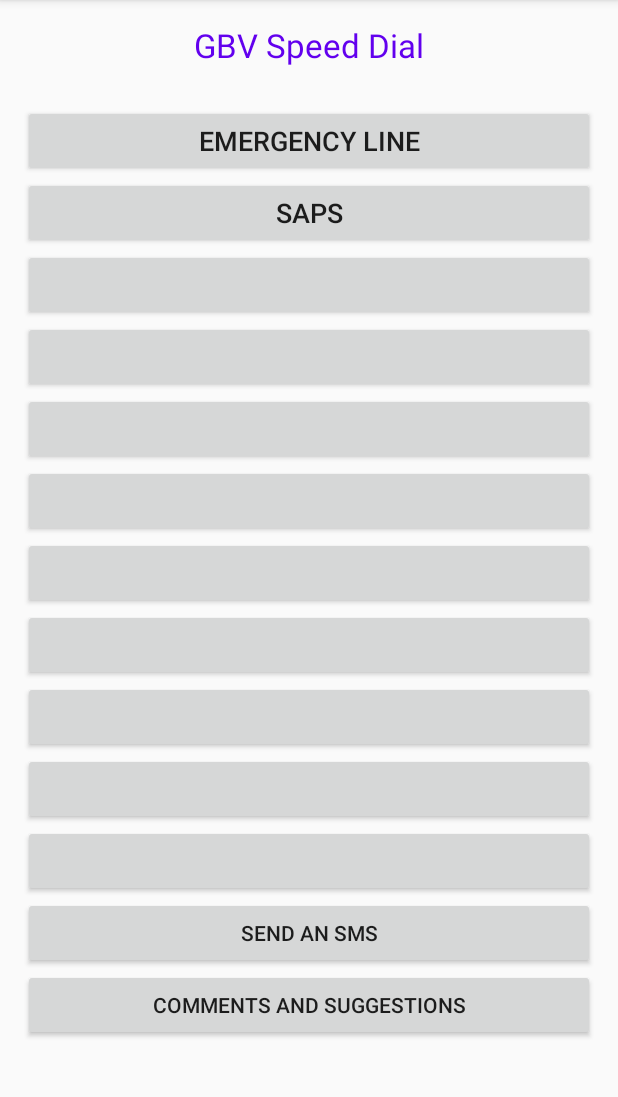
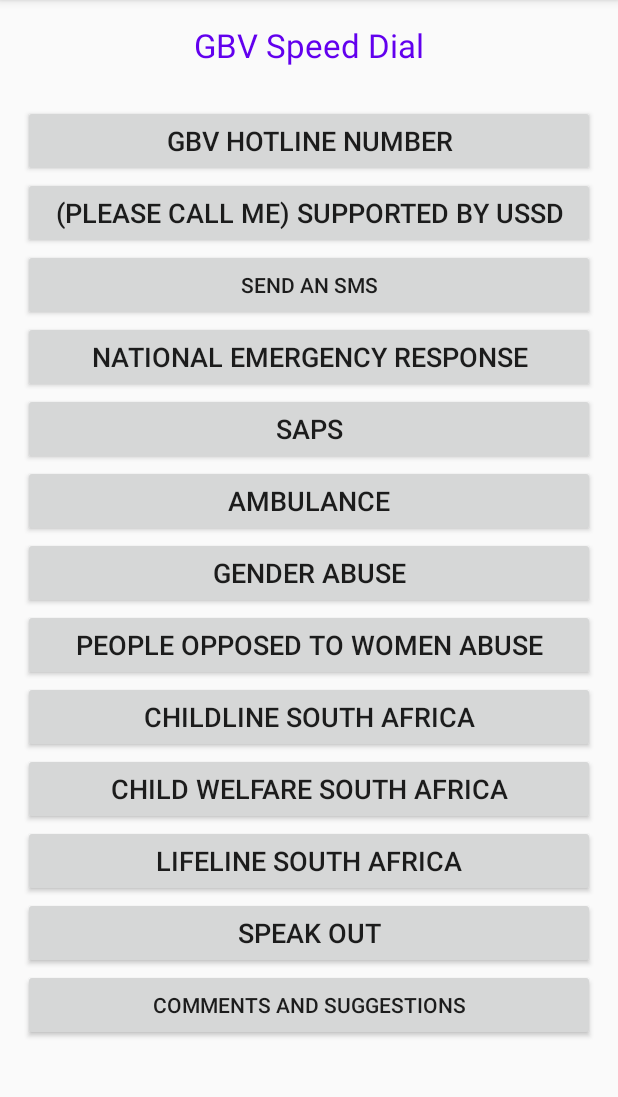
Before and after one commit to WisdomHove/Gender-Based-Violence-Speed-Dial-App, an Android app: the screen it shows after launch (MainActivity), on a phone screen of 412 x 824 dp, the part 84-1181 px from its top. Run offline under Robolectric (Android 15) with nearby library versions, the light colour scheme and no system bars.

Commit message:
Second Commit (Additional buttons and phone numbers, Icon launcher, Contact Us Form).

```diff
--- a/app/src/main/java/capenexis/co/za/gbvsms/MainActivity.java
+++ b/app/src/main/java/capenexis/co/za/gbvsms/MainActivity.java
@@ -11,7 +11,7 @@
 
 public class MainActivity extends AppCompatActivity implements OnClickListener {
 
-    private int entries = 6;
+    private int entries = 13;
     private String phoneNum[];
     private String buttonLabels[];
 
@@ -37,50 +37,40 @@
         button2.setOnClickListener(this);
 
         Button button3 = (Button)findViewById(R.id.button3);
-        button2.setText(buttonLabels[2]);
-        button2.setOnClickListener(this);
+        button3.setText(buttonLabels[2]);
+        button3.setOnClickListener(this);
 
         Button button4 = (Button)findViewById(R.id.button4);
-        button2.setText(buttonLabels[3]);
-        button2.setOnClickListener(this);
+        button4.setText(buttonLabels[3]);
+        button4.setOnClickListener(this);
 
         Button button5 = (Button)findViewById(R.id.button5);
-        button2.setText(buttonLabels[4]);
-        button2.setOnClickListener(this);
+        button5.setText(buttonLabels[4]);
+        button5.setOnClickListener(this);
 
         Button button6 = (Button)findViewById(R.id.button6);
-        button2.setText(buttonLabels[5]);
-        button2.setOnClickListener(this);
+        button6.setText(buttonLabels[5]);
+        button6.setOnClickListener(this);
 
         Button button7 = (Button)findViewById(R.id.button7);
-        button2.setText(buttonLabels[6]);
-        button2.setOnClickListener(this);
+        button7.setText(buttonLabels[6]);
+        button7.setOnClickListener(this);
 
         Button button8 = (Button)findViewById(R.id.button8);
-        button2.setText(buttonLabels[7]);
-        button2.setOnClickListener(this);
+        button8.setText(buttonLabels[7]);
+        button8.setOnClickListener(this);
 
         Button button9 = (Button)findViewById(R.id.button9);
-        button2.setText(buttonLabels[8]);
-        button2.setOnClickListener(this);
+        button9.setText(buttonLabels[8]);
+        button9.setOnClickListener(this);
 
         Button button10 = (Button)findViewById(R.id.button10);
-        button2.setText(buttonLabels[9]);
-        button2.setOnClickListener(this);
+        button10.setText(buttonLabels[9]);
+        button10.setOnClickListener(this);
 
         Button button11 = (Button)findViewById(R.id.button11);
-        button2.setText(buttonLabels[10]);
-        button2.setOnClickListener(this);
-
-        Button button12 = (Button)findViewById(R.id.button12);
-        button2.setText(buttonLabels[11]);
-        button2.setOnClickListener(this);
-
-        Button button13 = (Button)findViewById(R.id.button13);
-        button2.setText(buttonLabels[12]);
-        button2.setOnClickListener(this);
-
-
+        button11.setText(buttonLabels[10]);
+        button11.setOnClickListener(this);
 
     }
 
@@ -103,31 +93,30 @@
 
         phoneNum[0] = "080-042-8428";
         phoneNum[1] = "*120*7867#";
-        phoneNum[2] = "315-31";
-        phoneNum[4] = "999-000-0004";
-        phoneNum[5] = "999-000-0004";
-        phoneNum[6] = "999-000-0004";
-        phoneNum[7] = "999-000-0004";
-        phoneNum[8] = "999-000-0004";
-        phoneNum[9] = "999-000-0004";
-        phoneNum[10] = "999-000-0004";
-        phoneNum[11] = "999-000-0004";
+        phoneNum[2] = "101-77";
+        phoneNum[3] = "101-11";
+        phoneNum[4] = "101-77";
+        phoneNum[5] = "080-015-0150";
+        phoneNum[6] = "081-383-7698";
+        phoneNum[7] = "011-452-4110";
+        phoneNum[8] = "011-452-4110";
+        phoneNum[9] = "082-231-0805";
+        phoneNum[10] = "086-563-3754";
 
 
-        buttonLabels[0] = "EMERGENCY LINE";
+
+        buttonLabels[0] = "GBV HOTLINE NUMBER";
         buttonLabels[1] = "(PLEASE CALL ME) supported by USSD";
-        buttonLabels[2] = "SMS 'HELP' ";
-        buttonLabels[3] = "COMMENTS & SUGGESTIONS";
-        buttonLabels[4] = "NATIONAL EMERGENCY RESPONSE";
-        buttonLabels[5] = "SAPS";
-        buttonLabels[6] = "AMBULANCE";
-        buttonLabels[7] = "GENDER ABUSE";
-        buttonLabels[8] = "PEOPLE OPPOSED TO WOMEN ABUSE";
-        buttonLabels[9] = "CHILDLINE SOUTH AFRICA";
-        buttonLabels[10] = "CHILD WELFARE SOUTH AFRICA";
-        buttonLabels[11] = "LIFELINE SOUTH AFRICA";
-        buttonLabels[12] = "SPEAK OUT";
-        buttonLabels[13] = "LIFELINE SOUTH AFRICA";
+        buttonLabels[2] = "NATIONAL EMERGENCY RESPONSE";
+        buttonLabels[3] = "SAPS";
+        buttonLabels[4] = "AMBULANCE";
+        buttonLabels[5] = "GENDER ABUSE";
+        buttonLabels[6] = "PEOPLE OPPOSED TO WOMEN ABUSE";
+        buttonLabels[7] = "CHILDLINE SOUTH AFRICA";
+        buttonLabels[8] = "CHILD WELFARE SOUTH AFRICA";
+        buttonLabels[9] = "LIFELINE SOUTH AFRICA";
+        buttonLabels[10] = "SPEAK OUT";
+
     }
 
     public void launchSMS(View view)
@@ -158,6 +147,42 @@
                 launchDialer(phoneNum[1]);
                 break;
 
+            case R.id.button3:
+                launchDialer(phoneNum[2]);
+                break;
+
+            case R.id.button4:
+                launchDialer(phoneNum[3]);
+                break;
+
+            case R.id.button5:
+                launchDialer(phoneNum[4]);
+                break;
+
+            case R.id.button6:
+                launchDialer(phoneNum[5]);
+                break;
+
+            case R.id.button7:
+                launchDialer(phoneNum[6]);
+                break;
+
+            case R.id.button8:
+                launchDialer(phoneNum[7]);
+                break;
+
+            case R.id.button9:
+                launchDialer(phoneNum[8]);
+                break;
+
+            case R.id.button10:
+                launchDialer(phoneNum[9]);
+                break;
+
+            case R.id.button11:
+                launchDialer(phoneNum[10]);
+                break;
+
         }
     }
 }
--- a/app/src/main/res/layout/activity_main.xml
+++ b/app/src/main/res/layout/activity_main.xml
@@ -25,6 +25,14 @@
         android:layout_width="fill_parent"
         android:layout_height="wrap_content"
         android:textSize="18sp" />
+
+    <Button
+        android:id="@+id/launchSMS"
+        android:layout_width="match_parent"
+        android:layout_height="wrap_content"
+        android:layout_gravity="center_horizontal"
+        android:onClick="launchSMS"
+        android:text="Send an SMS" />
 
     <Button
         android:id="@+id/button3"
@@ -81,24 +89,11 @@
         android:textSize="18sp" />
 
     <Button
-        android:id="@+id/launchSMS"
-        android:layout_width="match_parent"
-        android:layout_height="wrap_content"
-        android:layout_gravity="center_horizontal"
-        android:onClick="launchSMS"
-        android:text="Send an SMS" />
-
-    <Button
         android:id="@+id/btnGo"
         android:layout_width="fill_parent"
         android:layout_height="wrap_content"
         android:text="Comments and Suggestions"
         android:onClick="btnGoHandler" />
 
-    <ListView
-        android:id="@+id/listview"
-        android:layout_width="match_parent"
-        android:layout_height="match_parent" />
-
 
 </LinearLayout>
```
Also changed, not shown: app/src/main/ic_launcher-playstore.png, app/src/main/res/mipmap-hdpi/ic_launcher.png, app/src/main/res/mipmap-hdpi/ic_launcher_foreground.png, app/src/main/res/mipmap-hdpi/ic_launcher_round.png, app/src/main/res/mipmap-mdpi/ic_launcher.png, app/src/main/res/mipmap-mdpi/ic_launcher_foreground.png, app/src/main/res/mipmap-mdpi/ic_launcher_round.png, app/src/main/res/mipmap-xhdpi/ic_launcher.png, app/src/main/res/mipmap-xhdpi/ic_launcher_foreground.png, app/src/main/res/mipmap-xhdpi/ic_launcher_round.png, app/src/main/res/mipmap-xxhdpi/ic_launcher.png, app/src/main/res/mipmap-xxhdpi/ic_launcher_foreground.png, app/src/main/res/mipmap-xxhdpi/ic_launcher_round.png, app/src/main/res/mipmap-xxxhdpi/ic_launcher.png, 2 more files.
